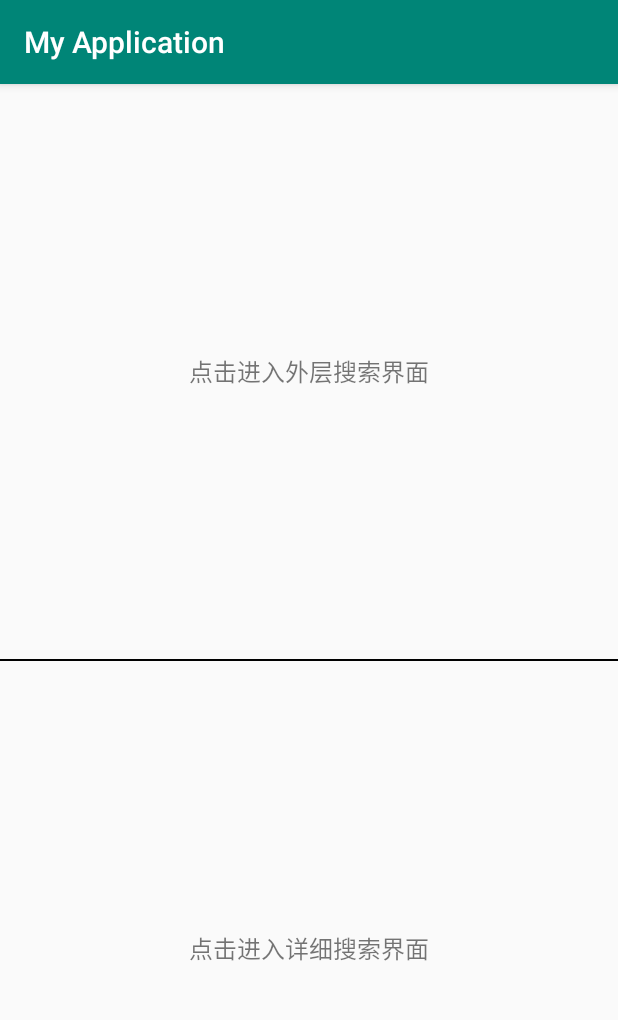
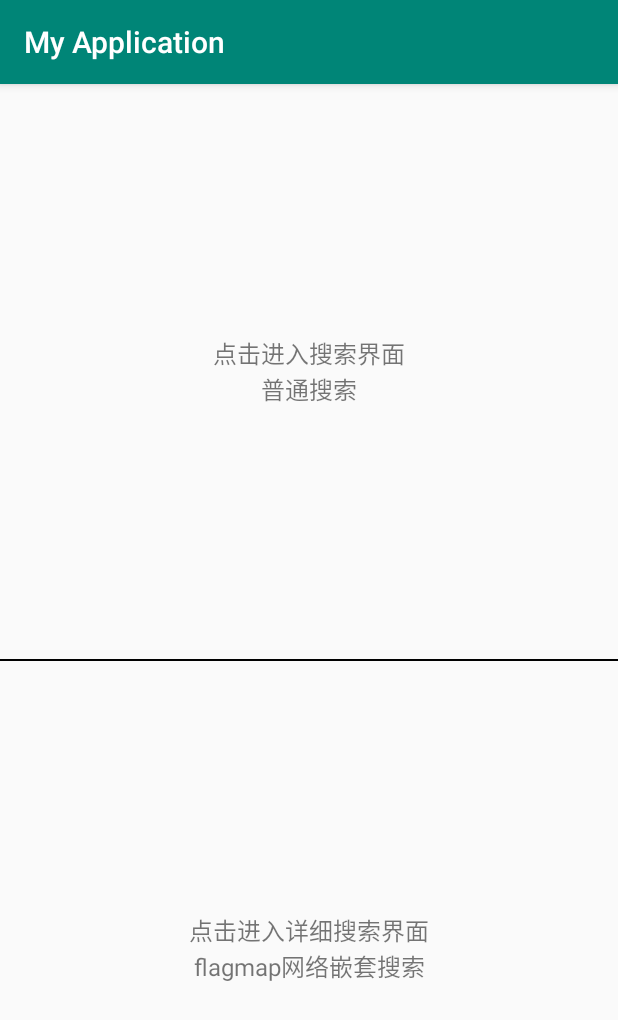
Before and after one commit to xaEHu/RxjavaRetrofitMVP, an Android app: the screen it shows after launch (MainActivity), on a phone screen of 412 x 824 dp. Shown: the top 1020 px of the screen. Run offline under Robolectric (Android 15) with nearby library versions, the phone set to English and light mode, and no system bars; libraries missing offline, so code that uses them is left out: com.chad.library.

Commit message:
完善demo

```diff
--- a/app/src/main/AndroidManifest.xml
+++ b/app/src/main/AndroidManifest.xml
@@ -6,6 +6,7 @@
     <uses-permission android:name="android.permission.INTERNET" />
 
     <application
+        android:name=".App"
         android:allowBackup="true"
         android:icon="@mipmap/ic_launcher"
         android:label="@string/app_name"
--- a/app/src/main/java/com/xaehu/myapplication/utils/ActivityUtils.java
+++ b/app/src/main/java/com/xaehu/myapplication/utils/ActivityUtils.java
@@ -2,7 +2,6 @@ package com.xaehu.myapplication.utils;
 
 import android.support.v7.widget.LinearLayoutManager;
 import android.support.v7.widget.RecyclerView;
-import android.view.View;
 
 import com.chad.library.adapter.base.BaseQuickAdapter;
 import com.xaehu.myapplication.App;
--- a/app/src/main/res/layout/activity_main.xml
+++ b/app/src/main/res/layout/activity_main.xml
@@ -13,7 +13,7 @@
         android:layout_weight="1"
         android:gravity="center"
         android:textSize="16sp"
-        android:text="点击进入外层搜索界面"/>
+        android:text="点击进入搜索界面\n普通搜索"/>
 
     <View
         android:layout_width="match_parent"
@@ -27,6 +27,6 @@
         android:layout_weight="1"
         android:gravity="center"
         android:textSize="16sp"
-        android:text="点击进入详细搜索界面"/>
+        android:text="点击进入详细搜索界面\nflagmap网络嵌套搜索"/>
 
 </LinearLayout>
--- a/app/src/main/res/layout/adapter_detail.xml
+++ b/app/src/main/res/layout/adapter_detail.xml
@@ -1,5 +1,6 @@
 <?xml version="1.0" encoding="utf-8"?>
 <LinearLayout xmlns:android="http://schemas.android.com/apk/res/android"
+    android:id="@+id/ll_drag"
     android:layout_width="match_parent"
     android:layout_height="wrap_content"
     xmlns:tools="http://schemas.android.com/tools"
```
Also changed, not shown: app/src/main/java/com/xaehu/myapplication/activity/SearchDetailActivity.java (+12 -5 lines), app/src/main/java/com/xaehu/myapplication/adapter/SearchDetailAdapter.java (+10 -0 lines), app/src/main/java/com/xaehu/myapplication/utils/StaticUtils.java (+16 -0 lines).
